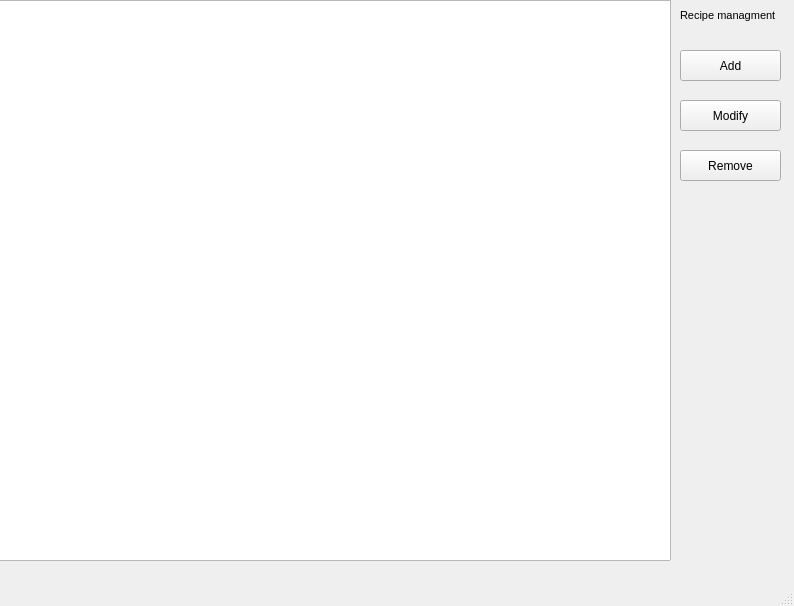
The window that Lab1-EGUI/mainwindow.ui (XianFN/Lab1EGUI-qt-) describes before a commit, drawn with Qt 5.
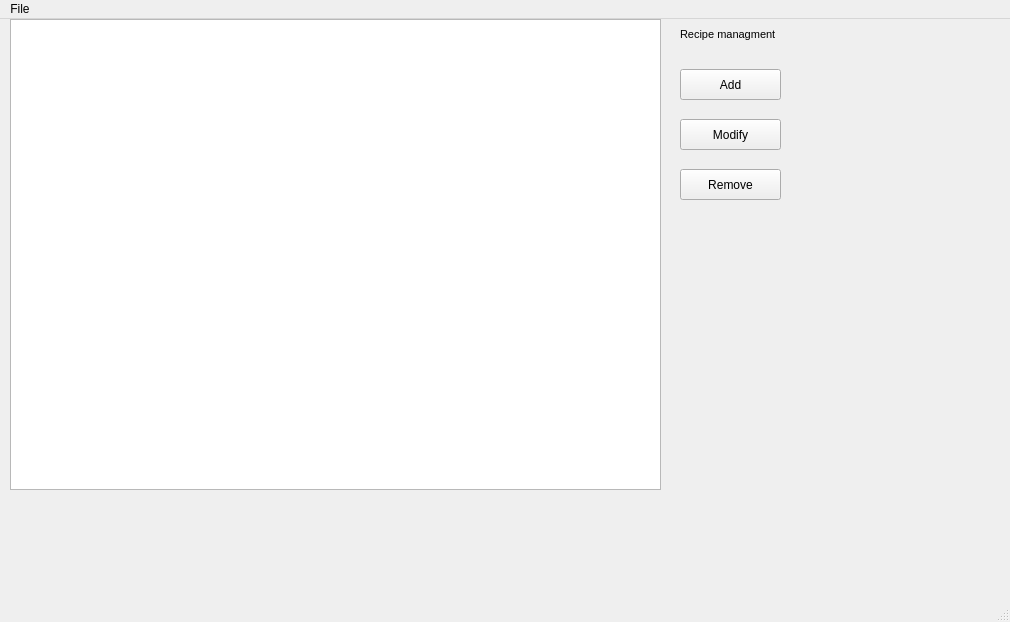
The same window after the commit.

Patch:
```diff
--- a/Lab1-EGUI/mainwindow.ui
+++ b/Lab1-EGUI/mainwindow.ui
@@ -6,8 +6,8 @@
    <rect>
     <x>0</x>
     <y>0</y>
-    <width>794</width>
-    <height>606</height>
+    <width>1010</width>
+    <height>622</height>
    </rect>
   </property>
   <property name="windowTitle">
@@ -80,16 +80,6 @@
      <string>Remove</string>
     </property>
    </widget>
-   <widget class="QListView" name="listView">
-    <property name="geometry">
-     <rect>
-      <x>-10</x>
-      <y>0</y>
-      <width>681</width>
-      <height>561</height>
-     </rect>
-    </property>
-   </widget>
    <widget class="QLabel" name="label">
     <property name="geometry">
      <rect>
@@ -114,16 +104,33 @@
      <string>Recipe managment</string>
     </property>
    </widget>
+   <widget class="QListWidget" name="listWidget">
+    <property name="geometry">
+     <rect>
+      <x>10</x>
+      <y>0</y>
+      <width>651</width>
+      <height>471</height>
+     </rect>
+    </property>
+   </widget>
   </widget>
   <widget class="QMenuBar" name="menubar">
    <property name="geometry">
     <rect>
      <x>0</x>
      <y>0</y>
-     <width>794</width>
+     <width>1010</width>
      <height>20</height>
     </rect>
    </property>
+   <widget class="QMenu" name="menuFile">
+    <property name="title">
+     <string>File</string>
+    </property>
+    <addaction name="actionShopping_List"/>
+   </widget>
+   <addaction name="menuFile"/>
   </widget>
   <widget class="QStatusBar" name="statusbar"/>
  </widget>
```
Left out of the diff: 9 changed lines with no effect on the pictures.
